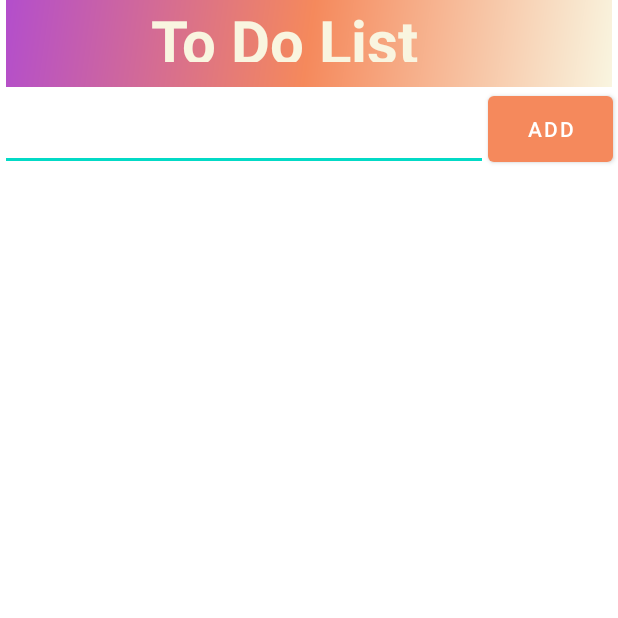
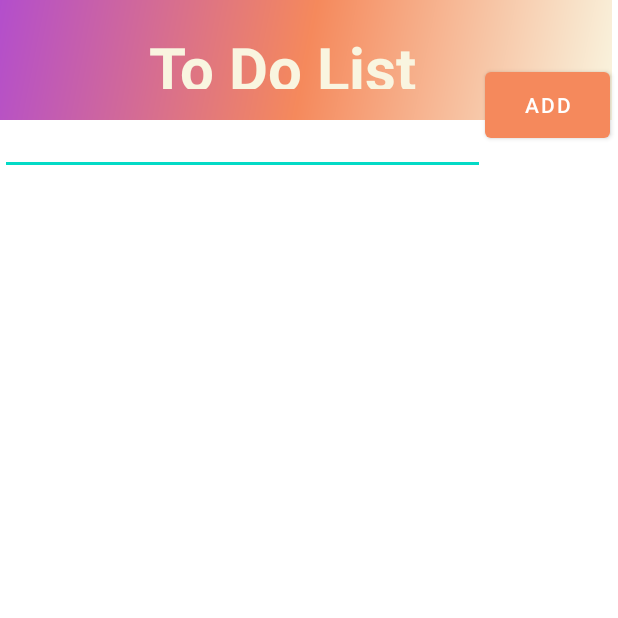
Before and after one commit to rcarver3/College-Scheduler, an Android app built with Jetpack Compose: the ToDoListFr screen opened directly, with no data from a screen before it, on a phone screen of 412 x 824 dp, the top half of it. Run offline under Robolectric (Android 15) with nearby library versions, the light colour scheme and no system bars.

Commit message:
TO DO List Header

```diff
--- a/app/src/main/res/layout/todolistfr.xml
+++ b/app/src/main/res/layout/todolistfr.xml
@@ -26,25 +26,25 @@
 
         <androidx.appcompat.widget.Toolbar
             android:id="@+id/toolbar"
-            android:layout_width="404dp"
-            android:layout_height="58dp"
+            android:layout_width="408dp"
+            android:layout_height="80dp"
             android:background="@drawable/side_nav_bar"
             android:gravity="bottom"
             app:layout_constraintEnd_toEndOf="parent"
+            app:layout_constraintHorizontal_bias="0.0"
             app:layout_constraintStart_toStartOf="parent"
             app:layout_constraintTop_toTopOf="parent"
             app:popupTheme="@style/Theme.CollegeScheduler.PopupOverlay" />
 
         <EditText
             android:id="@+id/edit_text"
-            android:layout_width="325dp"
-            android:layout_height="56dp"
+            android:layout_width="323dp"
+            android:layout_height="53dp"
             android:layout_weight="4"
             android:text=""
             app:layout_constraintBottom_toTopOf="@+id/taskList"
             app:layout_constraintStart_toStartOf="parent"
             app:layout_constraintTop_toBottomOf="@+id/toolbar"
-            app:layout_constraintVertical_bias="0.0"
             tools:ignore="HardcodedText" />
 
         <Button
@@ -59,7 +59,7 @@
             app:layout_constraintHorizontal_bias="0.0"
             app:layout_constraintStart_toEndOf="@+id/edit_text"
             app:layout_constraintTop_toBottomOf="@+id/toolbar"
-            app:layout_constraintVertical_bias="0.0"
+            app:layout_constraintVertical_bias="1.0"
             tools:ignore="HardcodedText" />
 
         <TextView
@@ -73,16 +73,16 @@
             app:layout_anchorGravity="center"
             app:layout_constraintBottom_toBottomOf="@+id/toolbar"
             app:layout_constraintEnd_toEndOf="@+id/toolbar"
-            app:layout_constraintHorizontal_bias="0.885"
+            app:layout_constraintHorizontal_bias="0.87"
             app:layout_constraintStart_toStartOf="parent"
             app:layout_constraintTop_toTopOf="@+id/toolbar"
-            app:layout_constraintVertical_bias="0.0"
+            app:layout_constraintVertical_bias="0.47"
             tools:ignore="SpUsage" />
 
         <ListView
             android:id="@+id/taskList"
-            android:layout_width="409dp"
-            android:layout_height="731dp"
+            android:layout_width="411dp"
+            android:layout_height="710dp"
             app:layout_constraintBottom_toBottomOf="parent"
             app:layout_constraintEnd_toEndOf="parent"
             app:layout_constraintHorizontal_bias="1.0"
```
